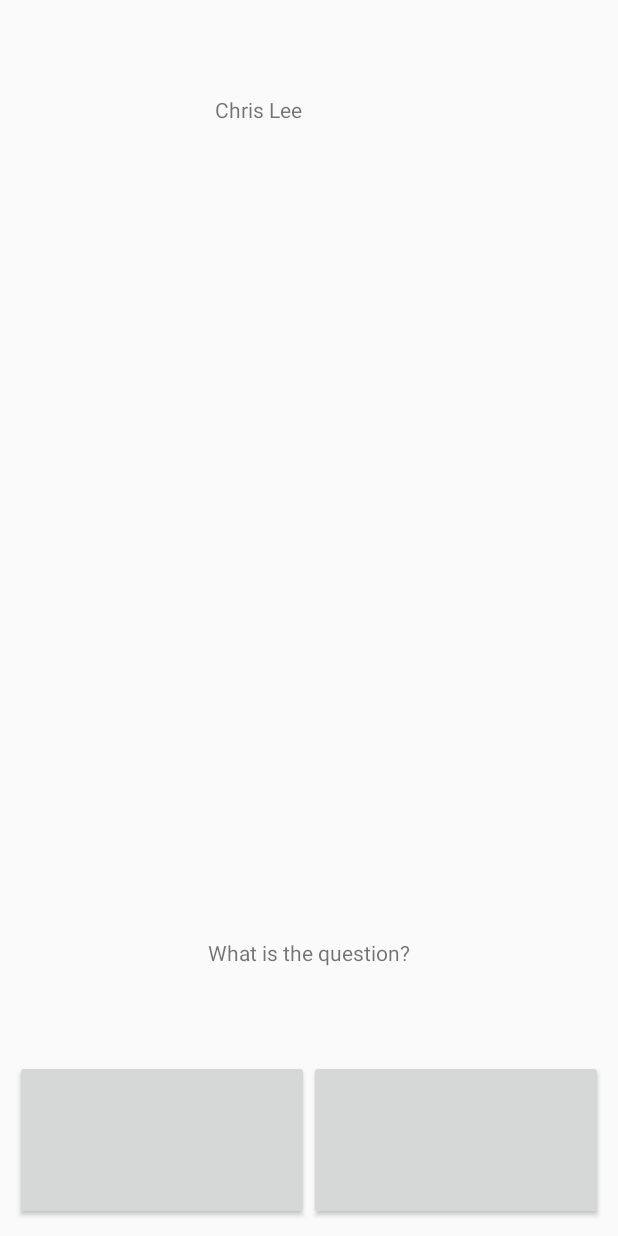
After one commit to sihrc/boolio-Android, an Android app: the layout question_item.xml on its own in the app's theme, with its tools: preview values and no code run, on a phone screen of 412 x 824 dp. The commit adds this screen. Run offline under Robolectric (Android 15) with nearby library versions, the phone set to English and light mode, and no system bars.

Commit message:
implemented the listview and questionadapters

```diff
--- a/app/src/main/java/io/boolio/android/fragments/tutorials/TutorialPagerFragment.java
+++ b/app/src/main/java/io/boolio/android/fragments/tutorials/TutorialPagerFragment.java
@@ -21,6 +21,7 @@ import java.util.List;
 
 import io.boolio.android.R;
 import io.boolio.android.fragments.BoolioFragment;
+import io.boolio.android.fragments.FeedFragment;
 import io.boolio.android.fragments.LoginFragment;
 
 /**
@@ -67,6 +68,7 @@ public class TutorialPagerFragment extends BoolioFragment {
         while (index < total)
             fragmentList.add(TutorialFragment.newInstance(args[index++], args[index++]));
         fragmentList.add(LoginFragment.newInstance());
+        fragmentList.add(FeedFragment.getInstance());
     }
 
     @Override
--- /dev/null
+++ b/app/src/main/res/layout/question_item.xml
@@ -0,0 +1,68 @@
+<?xml version="1.0" encoding="utf-8"?>
+<LinearLayout xmlns:android="http://schemas.android.com/apk/res/android"
+    android:layout_width="match_parent" android:layout_height="match_parent"
+    android:gravity="center" android:orientation="vertical" android:padding="10dp">
+
+    <LinearLayout
+        android:layout_width="fill_parent"
+        android:layout_height="wrap_content"
+        android:layout_weight=".15"
+        android:orientation="horizontal">
+
+        <ImageView
+            android:id="@+id/question_creator_picture"
+            android:layout_width="0dp"
+            android:layout_height="fill_parent"
+            android:layout_weight=".3"
+            android:contentDescription="@string/question_creator_image_description" />
+        <TextView
+            android:id="@+id/question_creator"
+            android:layout_width="0dp"
+            android:layout_height="fill_parent"
+            android:layout_weight=".7"
+            android:paddingLeft="@dimen/question_creator_padding"
+            android:gravity="center_vertical"
+            android:text="Chris Lee" />
+
+    </LinearLayout>
+
+    <ImageView
+        android:id="@+id/question_image"
+        android:layout_width="fill_parent"
+        android:layout_height="0dp"
+        android:padding="@dimen/question_image_padding"
+        android:layout_gravity="center"
+        android:layout_weight=".6"
+        android:contentDescription="@string/question_image_description" />
+
+    <TextView
+        android:id="@+id/question"
+        android:layout_width="match_parent"
+        android:layout_height="0dp"
+        android:layout_weight=".2"
+        android:gravity="center"
+        android:text="What is the question?" />
+
+    <LinearLayout
+        android:layout_width="fill_parent"
+        android:layout_height="0dp"
+        android:layout_weight=".15"
+        android:orientation="horizontal">
+
+        <Button
+            android:id="@+id/question_left_answer"
+            android:layout_width="0dp"
+            android:layout_height="fill_parent"
+            android:layout_weight="1"
+            />
+
+        <Button
+            android:id="@+id/question_right_answer"
+            android:layout_width="0dp"
+            android:layout_height="fill_parent"
+            android:layout_weight="1"
+            />
+    </LinearLayout>
+
+
+</LinearLayout>
--- a/app/src/main/res/values/dimens.xml
+++ b/app/src/main/res/values/dimens.xml
@@ -19,4 +19,8 @@
     <dimen name="button_margin">16dp</dimen>
     <dimen name="input_text_padding">16dp</dimen>
     <dimen name="input_text_margin">16dp</dimen>
+
+    <!-- Question Item -->
+    <dimen name="question_creator_padding">16dp</dimen>
+    <dimen name="question_image_padding">16dp</dimen>
 </resources>
--- a/app/src/main/res/values/strings.xml
+++ b/app/src/main/res/values/strings.xml
@@ -7,6 +7,8 @@
 
     <!-- Content Descriptions -->
     <string name="content_desc_tutorial_image">Fragment tutorial image</string>
+    <string name="question_creator_image_description">Image of the creator</string>
+    <string name="question_image_description">Image of the question</string>
 
     <!-- Tutorial -->
     <string name="tutorial_1">Welcome to boolio.\nYour source of simple and instant feedback about topics you are interested in from people you care about.</string>
```
Also changed, not shown: app/src/main/java/io/boolio/android/adapters/QuestionAdapter.java (added, +85 -0 lines), app/src/main/java/io/boolio/android/fragments/FeedFragment.java (+36 -2 lines), app/src/main/java/io/boolio/android/models/Question.java (added, +18 -0 lines).
